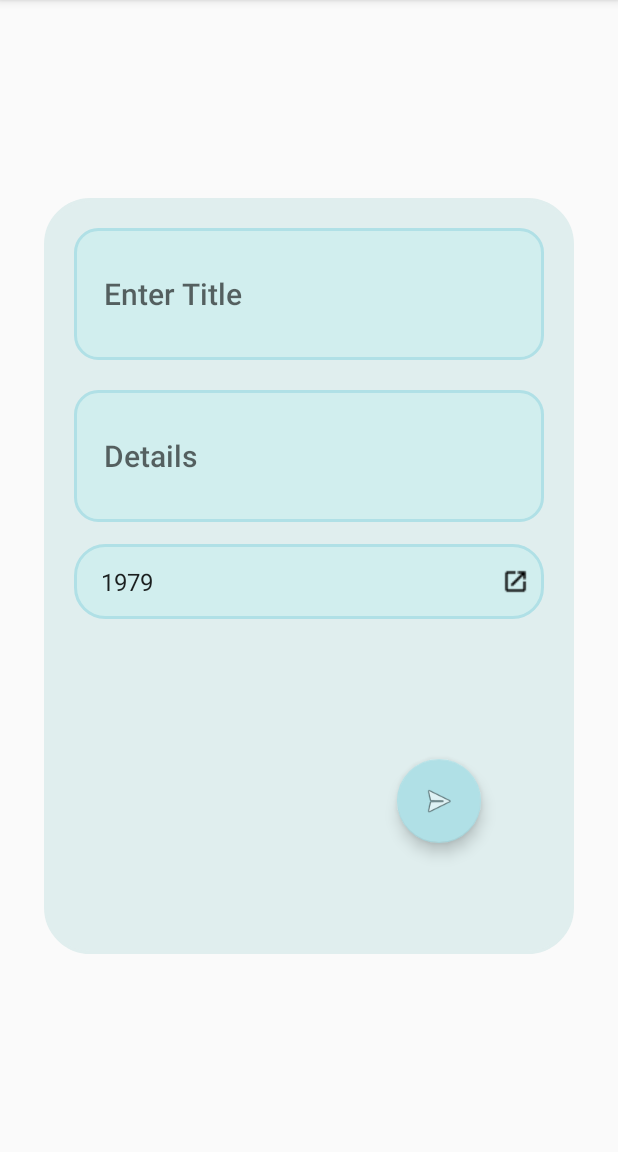
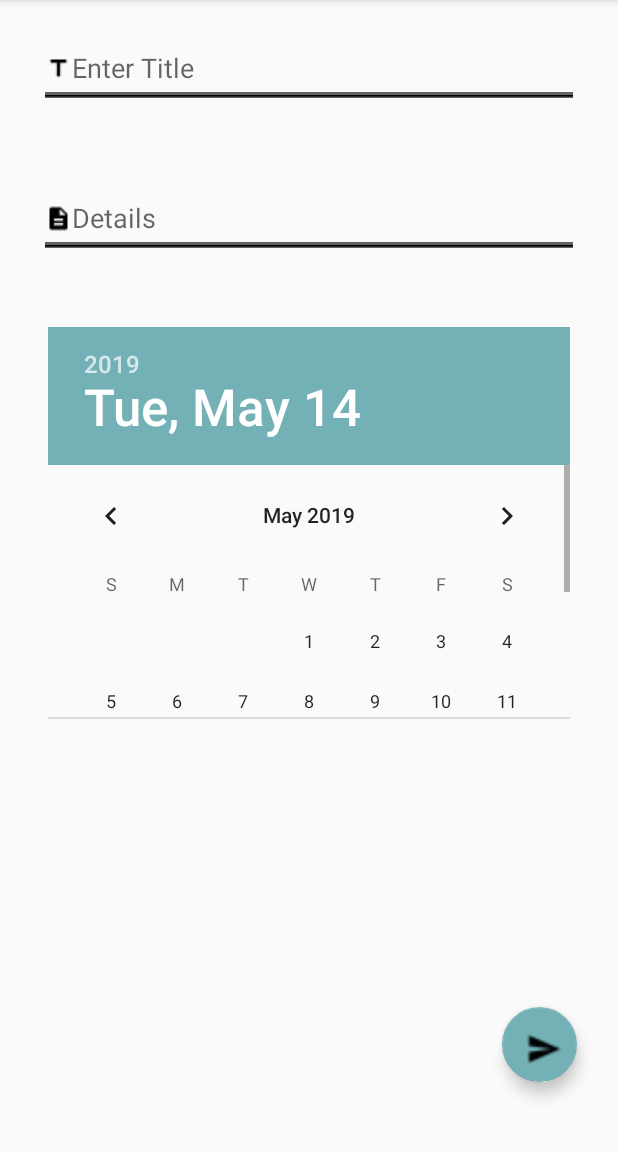
Before and after one commit to Jony13Molina/N0T3S, an Android app: the addInfo screen opened directly, with no data from a screen before it, on a phone screen of 412 x 824 dp, the part 84-1236 px from its top. Run offline under Robolectric (Android 15) with nearby library versions, the phone set to English and light mode, and no system bars; our stand-ins replace Firebase (no records; nobody signed in at launch, a user with empty details on screens opened directly); libraries missing offline, so code that uses them is left out: io.opencensus.tags.

Commit message:
fully working reading data w/ fixed addinfo view and listview

```diff
--- a/app/build.gradle
+++ b/app/build.gradle
@@ -35,5 +35,6 @@ dependencies {
     implementation 'com.google.firebase:firebase-firestore:18.1.0'
     implementation 'com.android.support:multidex:1.0.2'
     androidTestImplementation 'com.android.support.test.espresso:espresso-core:3.0.2'
+    implementation 'com.android.support:percent:27.0.0'
 }
 apply plugin: 'com.google.gms.google-services'
--- a/app/src/main/java/com/example/jonny/n0t3s/addInfo.java
+++ b/app/src/main/java/com/example/jonny/n0t3s/addInfo.java
@@ -3,6 +3,7 @@ package com.example.jonny.n0t3s;
 import android.content.ActivityNotFoundException;
 import android.content.Context;
 import android.content.Intent;
+import android.graphics.Color;
 import android.provider.MediaStore;
 import android.renderscript.Script;
 import android.support.annotation.NonNull;
@@ -11,9 +12,12 @@ import android.support.v7.app.AppCompatActivity;
 import android.os.Bundle;
 import android.util.Log;
 import android.view.View;
+import android.view.ViewGroup;
 import android.widget.ArrayAdapter;
+import android.widget.DatePicker;
 import android.widget.EditText;
 import android.widget.Spinner;
+import android.widget.TextView;
 import android.widget.Toast;
 
 import com.google.android.gms.tasks.OnFailureListener;
@@ -24,9 +28,18 @@ import com.google.firebase.firestore.FirebaseFirestore;
 
 import java.io.IOException;
 import java.io.OutputStreamWriter;
+import java.time.LocalDate;
+import java.time.ZoneId;
+import java.time.format.DateTimeFormatter;
+import java.util.ArrayList;
+import java.util.Arrays;
+import java.util.Calendar;
+import java.util.Date;
 import java.util.HashMap;
+import java.util.List;
 import java.util.Map;
 import java.util.Random;
+import java.util.TimeZone;
 
 import static io.opencensus.tags.TagValue.MAX_LENGTH;
 
@@ -38,26 +51,35 @@ public class addInfo extends AppCompatActivity implements View.OnClickListener {
     private static final String Desc = "Title";
     private static final String Det = "Details";
     private static final String Year = "Year";
+
     FirebaseUser mainUser;
     User user;
     public String myDetails;
     public String myTitle;
-    public String myYear;
+
+    //variables to get the monthly value.
+    int monthly;
+    String date;
+
+
+    Calendar calendar = Calendar.getInstance();
+    int year = calendar.get(Calendar.YEAR);
+    int month = calendar.get(Calendar.MONTH)+1;
+    int dayOfMonth = calendar.get(Calendar.DAY_OF_MONTH);
+
+    DatePicker dp;
     @Override
     protected void onCreate(Bundle savedInstanceState) {
         super.onCreate(savedInstanceState);
         setContentView(R.layout.activity_add_info);
         //get a reference of our database
         myCollection = FirebaseFirestore.getInstance();
-        //instantiate our drop down list
-        listDrop = findViewById(R.id.dropDownls);
-        ArrayAdapter<CharSequence> adapter = ArrayAdapter.createFromResource(this,
-                R.array.Year, android.R.layout.simple_spinner_item);
 
-        adapter.setDropDownViewResource(android.R.layout.simple_spinner_dropdown_item);
-        //apply adapter to Spinner
-        listDrop.setAdapter(adapter);
-        listDrop.setPrompt("SELECT A YEAR!!");
+
+
+        dp = (DatePicker) findViewById(R.id.datePicker);
+
+
 
         //button view
         doneButton= (FloatingActionButton) findViewById(R.id.doneButton);
@@ -82,12 +104,18 @@ public class addInfo extends AppCompatActivity implements View.OnClickListener {
                 //listDrop = (Spinner)findViewById(R.id.dropDownls);
 
                 //set Year
-                myYear = listDrop.getSelectedItem().toString();
+                //myYear = listDrop.getSelectedItem().toString();
+               monthly = dp.getMonth()+1;
+               date = monthly+"/"+dp.getDayOfMonth()+"/"+dp.getYear();
+            //dateText.setText(dateText.getText() + "" +monthly + "/" + dp.getDayOfMonth() + "/"+dp.getYear());
+            dp.updateDate(calendar.get(Calendar.YEAR), calendar.get(Calendar.MONTH), calendar.get(Calendar.DAY_OF_MONTH));
+            //myYear = dp.getValue().format(DateTimeFormatter.ofPattern("yyyy-MM-dd"));
 
                //set User values
             user.setTitle(myTitle);
             user.setDetails(myDetails);
-            user.setYear(myYear);
+
+            user.setYear(date);
 
             mainUser = FirebaseAuth.getInstance().getCurrentUser();
                 //writing to database photo name, photographer, and year taken
--- /dev/null
+++ b/app/src/main/res/drawable/cursor_color.xml
@@ -0,0 +1,5 @@
+<?xml version="1.0" encoding="utf-8"?>
+<shape xmlns:android="http://schemas.android.com/apk/res/android" >
+    <size android:width="1dp" />
+    <solid android:color="@color/superBle"  />
+</shape>
--- a/app/src/main/res/drawable/spinner_border.xml
+++ b/app/src/main/res/drawable/spinner_border.xml
@@ -4,21 +4,24 @@
         <item>
             <shape>
                 <solid
-                    android:color="@color/azureTwo">
+                    android:color="@color/azure">
                 </solid>
 
-                <corners android:radius="20dp" />
+                <corners android:radius="4dp" />
 
                 <padding
                     android:bottom="10dp"
                     android:left="10dp"
                     android:right="10dp"
                     android:top="10dp" />
-                <stroke
-                    android:width="2dp"
-                    android:color="@color/playfulBlue"/>
+
             </shape>
         </item>
+        <item>
+            <bitmap android:gravity="start|left"
+            android:src="@drawable/ic_year"
+            />
+            </item>
         <item >
             <bitmap android:gravity="center|right"
                 android:src="@drawable/ic_launch" />
--- a/app/src/main/res/layout/activity_add_info.xml
+++ b/app/src/main/res/layout/activity_add_info.xml
@@ -6,67 +6,109 @@
     android:layout_height="match_parent"
     tools:context=".addInfo">
 
-    <RelativeLayout
-        android:id="@+id/infoView"
-        android:layout_width="353dp"
-        android:layout_height="504dp"
+
+    <android.support.design.widget.TextInputLayout
+        android:id="@+id/titleLayout"
+        android:layout_width="360dp"
+        android:layout_height="64dp"
         android:layout_marginBottom="8dp"
         android:layout_marginEnd="8dp"
         android:layout_marginStart="8dp"
         android:layout_marginTop="8dp"
-        android:background="@drawable/customize_border"
-        app:layout_constraintBottom_toBottomOf="parent"
+        android:focusable="true"
+        android:focusableInTouchMode="true"
+        app:hintTextAppearance="@style/TextAppearance.App.TextInputLayout"
+        app:layout_constraintBottom_toTopOf="@+id/detailLayout"
         app:layout_constraintEnd_toEndOf="parent"
         app:layout_constraintStart_toStartOf="parent"
         app:layout_constraintTop_toTopOf="parent">
 
-
-        <AutoCompleteTextView
+        <android.support.design.widget.TextInputEditText
             android:id="@+id/enterInfo"
             android:layout_width="match_parent"
-            android:layout_height="88dp"
-            android:background="@drawable/customize_border_two"
+            android:layout_height="51dp"
+            android:backgroundTintMode="screen"
             android:completionHint="Enter Title"
+            android:drawableStart="@drawable/ic_title"
             android:hint="Enter Title"
-            android:textAppearance="@style/TextAppearance.Widget.AppCompat.Toolbar.Title" />
+            android:imeOptions="actionDone"
+            android:singleLine="true"
+            android:textCursorDrawable="@drawable/cursor_color"
+            app:hintEnabled="true" />
 
-        <AutoCompleteTextView
+
+    </android.support.design.widget.TextInputLayout>
+
+
+    <android.support.design.widget.TextInputLayout
+        android:id="@+id/detailLayout"
+        android:layout_width="360dp"
+        android:layout_height="69dp"
+        android:layout_marginEnd="8dp"
+        android:layout_marginStart="8dp"
+        android:layout_marginTop="36dp"
+        app:hintTextAppearance="@style/TextAppearance.App.TextInputLayout"
+        app:layout_constraintEnd_toEndOf="parent"
+        app:layout_constraintStart_toStartOf="parent"
+        app:layout_constraintTop_toBottomOf="@+id/titleLayout">
+
+        <android.support.design.widget.TextInputEditText
             android:id="@+id/plusInfo"
             android:layout_width="match_parent"
-            android:layout_height="88dp"
-            android:layout_below="@+id/enterInfo"
-            android:layout_marginTop="20dp"
-            android:background="@drawable/customize_border_two"
-            android:completionHint="Enter Details"
+            android:layout_height="51dp"
+            android:backgroundTintMode="screen"
+            android:drawableStart="@drawable/ic_descritiopn"
             android:hint="Details"
-            android:textAppearance="@style/TextAppearance.AppCompat.Widget.ActionBar.Title" />
+            android:imeOptions="actionDone"
+            android:singleLine="true"
+            android:textCursorDrawable="@drawable/cursor_color"
+            app:hintEnabled="true" />
+    </android.support.design.widget.TextInputLayout>
 
-        <Spinner
-            android:id="@+id/dropDownls"
-            android:layout_width="match_parent"
-            android:layout_height="50dp"
-            android:layout_alignParentBottom="true"
-            android:layout_centerHorizontal="true"
-            android:layout_marginBottom="203dp"
-            android:layout_marginTop="18dp"
-            android:background="@drawable/spinner_border"
-            android:spinnerMode="dialog"
-            android:prompt="@string/dropDownT"
-            />
 
-        <android.support.design.widget.FloatingActionButton
-            android:id="@+id/doneButton"
-            android:layout_width="70dp"
-            android:layout_height="74dp"
-            android:layout_alignParentBottom="true"
-            android:layout_alignParentEnd="true"
-            android:layout_marginBottom="54dp"
-            android:layout_marginEnd="42dp"
-            android:clickable="true"
-            android:background="@color/delightfulBlue"
-            app:backgroundTint="@color/playfulBlue"
-            app:srcCompat="@android:drawable/ic_menu_send" />
+    <DatePicker
+        android:id="@+id/datePicker"
+        android:layout_width="wrap_content"
+        android:layout_height="261dp"
+        android:layout_marginBottom="8dp"
+        android:layout_marginEnd="8dp"
+        android:layout_marginStart="8dp"
+        android:layout_marginTop="8dp"
+        android:calendarTextColor="@color/superBle"
+        android:calendarViewShown="false"
+        android:theme="@style/MyDatePickerStyle"
+        app:layout_constraintBottom_toBottomOf="parent"
+        app:layout_constraintEnd_toEndOf="parent"
+        app:layout_constraintStart_toStartOf="parent"
+        app:layout_constraintTop_toBottomOf="@+id/detailLayout"
+        app:layout_constraintVertical_bias="0.105" />
 
-    </RelativeLayout>
+
+    <android.support.design.widget.FloatingActionButton
+        android:id="@+id/doneButton"
+        android:layout_width="wrap_content"
+        android:layout_height="50dp"
+        android:layout_alignParentEnd="true"
+        android:layout_alignParentTop="true"
+        android:layout_marginBottom="8dp"
+        android:layout_marginEnd="8dp"
+        android:layout_marginStart="8dp"
+        android:layout_marginTop="12dp"
+        android:background="@color/delightfulBlue"
+        android:clickable="true"
+        android:src="@drawable/ic_send_black"
+        app:backgroundTint="@color/delightfulBlue"
+        app:layout_anchor="@id/container"
+        app:layout_constraintBottom_toBottomOf="parent"
+        app:layout_constraintEnd_toEndOf="parent"
+        app:layout_constraintHorizontal_bias="0.945"
+        app:layout_constraintStart_toStartOf="parent"
+        app:layout_constraintTop_toBottomOf="@+id/datePicker"
+        app:layout_constraintVertical_bias="0.822"
+        app:rippleColor="@color/superBle" />
+
+
+
+
 
 </android.support.constraint.ConstraintLayout>
--- a/app/src/main/res/values/styles.xml
+++ b/app/src/main/res/values/styles.xml
@@ -7,7 +7,7 @@
 
         <item name="colorPrimary">@color/colorPrimary</item>
         <item name="colorPrimaryDark">@color/colorPrimaryDark</item>
-        <item name="colorAccent">@color/colorAccent</item>
+        <item name="colorAccent">@color/delightfulBlue</item>
 
         <item name="android:navigationBarColor">@color/superBle</item>
 
@@ -22,4 +22,22 @@
         <item name="android:navigationBarColor">@color/teal</item>
     </style>
 
+    <style name="TextAppearance.App.TextInputLayout" parent="@android:style/TextAppearance">
+        <!-- Hint color and label color in FALSE state -->
+        <item name="android:textColorHint">@color/superBle</item>
+        <item name="android:textSize">14sp</item>
+        <item name="android:background">@color/cadetBlue</item>
+        <!-- Label color in TRUE state and bar color FALSE and TRUE State -->
+        <item name="colorAccent">@color/superBle</item>
+        <item name="colorControlNormal">@color/goodBlue</item>
+        <item name="colorControlActivated">@color/superBle</item>
+    </style>
+
+    <style name="MyDatePickerStyle" parent="@android:style/Widget.Material.DatePicker">
+        <item name="android:colorControlActivated">@color/delightfulBlue</item>
+        <item name="android:headerBackground"> @color/delightfulBlue</item>
+        . . .
+        <item name="android:datePickerMode">spinner</item>
+        <item name="android:calendarViewShown">false</item>
+    </style>
 </resources>
```
Also changed, not shown: app/src/main/res/drawable/customize_border_five.xml (added, +11 -0 lines), app/src/main/res/drawable/customize_border_four.xml (added, +12 -0 lines), app/src/main/res/layout/card_layout.xml (+58 -31 lines), app/src/main/res/layout/spinner_item.xml (added, +10 -0 lines), app/src/main/res/drawable-v24/ic_descritiopn.png (added), app/src/main/res/drawable-v24/ic_send_dark.png (added), app/src/main/res/drawable-v24/ic_text.png (added), app/src/main/res/drawable-v24/ic_title.png (added), app/src/main/res/drawable-v24/ic_year.png (added), app/src/main/res/drawable/ic_send_black.png (added).
